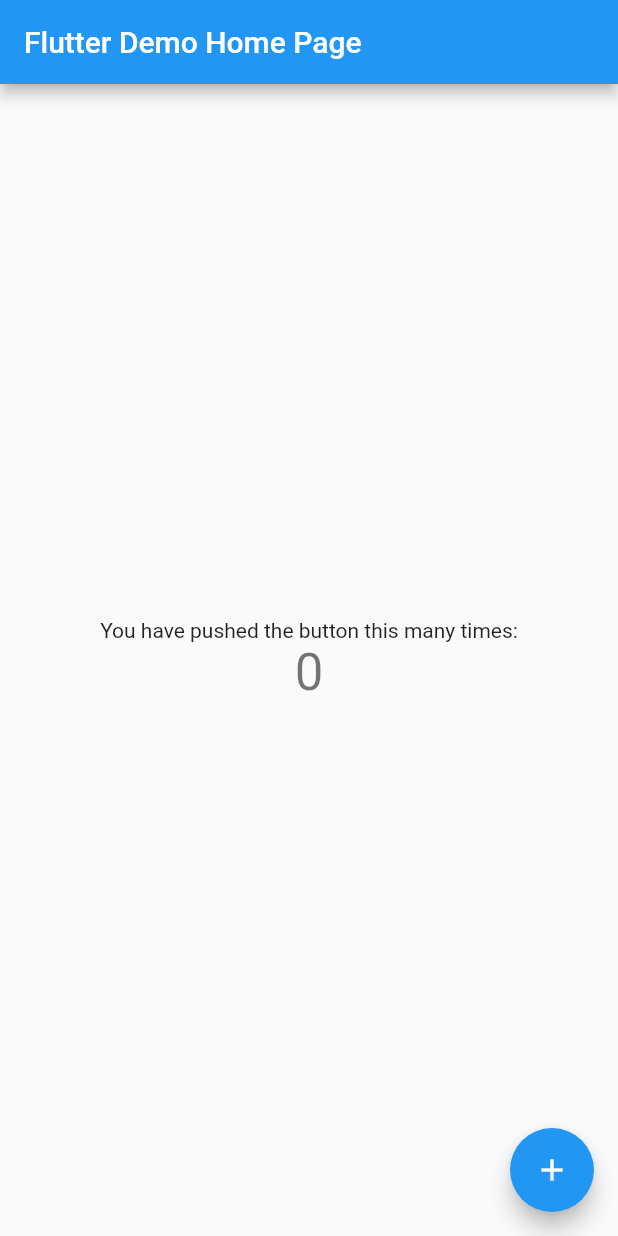
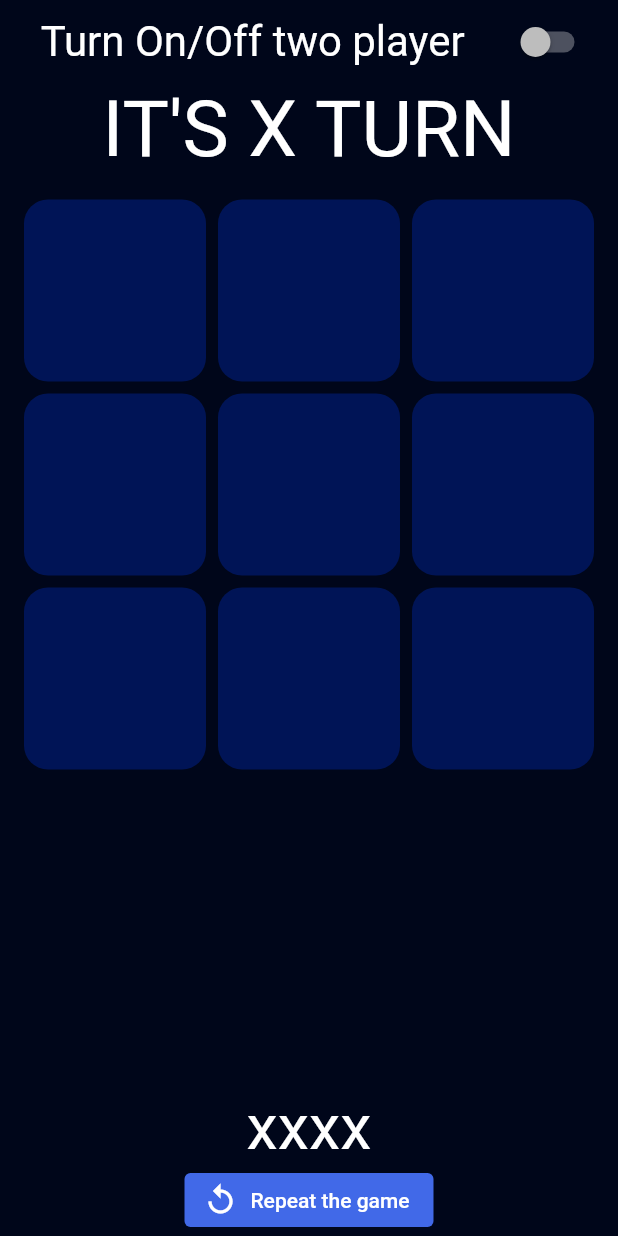
Before and after one commit to yacmic/ticTac, a Flutter app: the screen it shows after launch, on a phone screen of 412 x 824 dp. Run offline on Flutter 3.47's test engine with Material 2 defaults, Android fonts, the phone set to English and light mode, and no system bars.

```diff
--- a/analysis_options.yaml
+++ b/analysis_options.yaml
@@ -22,8 +22,8 @@ linter:
   # `// ignore_for_file: name_of_lint` syntax on the line or in the file
   # producing the lint.
   rules:
-    # avoid_print: false  # Uncomment to disable the `avoid_print` rule
-    # prefer_single_quotes: true  # Uncomment to enable the `prefer_single_quotes` rule
-
+    avoid_print: false  # Uncomment to disable the `avoid_print` rule
+    prefer_single_quotes: true  # Uncomment to enable the `prefer_single_quotes` rule
+    curly_braces_in_flow_control_structures: false
 # Additional information about this file can be found at
 # https://dart.dev/guides/language/analysis-options
--- /dev/null
+++ b/lib/game_logic.dart
@@ -0,0 +1,34 @@
+import 'dart:math';
+
+class Player {
+  static const x = 'X';
+  static const o = 'O';
+
+  static List playerX = [];
+  static List playerO = [];
+}
+
+class Game {
+  void playGame(int index, String activePlayer) {
+    if (activePlayer == 'X')
+      Player.playerX.add(index);
+    else
+      Player.playerO.add(index);
+  }
+
+  checkWinner() {}
+
+  Future<void> autoPlay(activePlayer) async {
+    int index = 0;
+    List<int> emptyCells = [];
+    for (var i = 0; i < 9; i++) {
+      if (!(Player.playerX.contains(i) || Player.playerO.contains(i)))
+        emptyCells.add(i);
+    }
+    Random random = Random();
+    int randomIndex = random.nextInt(emptyCells.length);
+
+    index = emptyCells[randomIndex];
+    playGame(index, activePlayer);
+  }
+}
--- /dev/null
+++ b/lib/home_screen.dart
@@ -0,0 +1,137 @@
+import 'package:flutter/material.dart';
+
+import 'game_logic.dart';
+
+class HomePage extends StatefulWidget {
+  const HomePage({Key? key}) : super(key: key);
+
+  @override
+  _HomePageState createState() => _HomePageState();
+}
+
+class _HomePageState extends State<HomePage> {
+  String activePlayer = 'X';
+  bool gameOver = false;
+  int turn = 0;
+  String result = 'xxxx';
+  Game game = Game();
+  bool isSwitched = false;
+
+  @override
+  Widget build(BuildContext context) {
+    return Scaffold(
+      backgroundColor: Theme.of(context).primaryColor,
+      body: SafeArea(
+        child: Column(
+          children: [
+            SwitchListTile(
+                title: const Text(
+                  'Turn On/Off two player',
+                  style: TextStyle(
+                    color: Colors.white,
+                    fontSize: 28,
+                  ),
+                  textAlign: TextAlign.center,
+                ),
+                value: isSwitched,
+                onChanged: (bool newValue) {
+                  setState(() {
+                    isSwitched = newValue;
+                  });
+                }),
+            Text(
+              'It\'s $activePlayer turn'.toUpperCase(),
+              style: const TextStyle(
+                color: Colors.white,
+                fontSize: 52,
+              ),
+              textAlign: TextAlign.center,
+            ),
+            Expanded(
+              child: GridView.count(
+                padding: const EdgeInsets.all(16),
+                mainAxisSpacing: 8.0,
+                crossAxisSpacing: 8.0,
+                childAspectRatio: 1.0,
+                crossAxisCount: 3,
+                children: List.generate(
+                    9,
+                    (index) => InkWell(
+                          borderRadius: BorderRadius.circular(16),
+                          onTap: gameOver ? null : () => _onTap(index),
+                          child: Container(
+                            //margin: EdgeInsets.all(3),
+                            decoration: BoxDecoration(
+                              color: Theme.of(context).shadowColor,
+                              borderRadius: BorderRadius.circular(16),
+                            ),
+                            child: Center(
+                              child: Text(
+                                Player.playerX.contains(index)
+                                    ? 'X'
+                                    : Player.playerO.contains(index)
+                                        ? 'O'
+                                        : '',
+                                style: TextStyle(
+                                  color: Player.playerX.contains(index)
+                                      ? Colors.blue
+                                      : Colors.pink,
+                                  fontSize: 32,
+                                ),
+                              ),
+                            ),
+                          ),
+                        )),
+              ),
+            ),
+            Text(
+              result,
+              style: const TextStyle(
+                color: Colors.white,
+                fontSize: 42,
+              ),
+              textAlign: TextAlign.center,
+            ),
+            ElevatedButton.icon(
+              onPressed: () {
+                setState(() {
+                  Player.playerX.clear();
+                  Player.playerO.clear();
+                  activePlayer = 'X';
+                  gameOver = false;
+                  turn = 0;
+                  result = '';
+                });
+              },
+              icon: const Icon(Icons.replay),
+              label: const Text('Repeat the game'),
+              style: ButtonStyle(
+                backgroundColor:
+                    MaterialStateProperty.all(Theme.of(context).splashColor),
+              ),
+            )
+          ],
+        ),
+      ),
+    );
+  }
+
+  _onTap(int index) async {
+    if ((Player.playerX.isEmpty || !Player.playerX.contains(index)) &&
+        (Player.playerO.isEmpty || !Player.playerO.contains(index))) {
+      game.playGame(index, activePlayer);
+
+      updateState();
+      if (!isSwitched && !gameOver) {
+        await game.autoPlay(activePlayer);
+        updateState();
+      }
+    }
+  }
+
+  void updateState() {
+    setState(() {
+      activePlayer = activePlayer == 'X' ? 'O' : 'X';
+    });
+  }
+}
--- a/lib/main.dart
+++ b/lib/main.dart
@@ -1,4 +1,6 @@
 import 'package:flutter/material.dart';
+
+import 'home_screen.dart';
 
 void main() {
   runApp(const MyApp());
@@ -10,58 +12,16 @@ class MyApp extends StatelessWidget {
   @override
   Widget build(BuildContext context) {
     return MaterialApp(
-      title: 'Flutter Demo',
+      debugShowCheckedModeBanner: false,
+      title: 'Tic X Tac',
       theme: ThemeData(
+        brightness: Brightness.dark,
         primarySwatch: Colors.blue,
+        primaryColor: const Color(0xFF00061a),
+        shadowColor: const Color(0xFF001456),
+        splashColor: const Color(0xFF4169e8),
       ),
-      home: const MyHomePage(title: 'Flutter Demo Home Page'),
+      home: const HomePage(),
     );
   }
 }
-
-class MyHomePage extends StatefulWidget {
-  const MyHomePage({Key? key, required this.title}) : super(key: key);
-
-  final String title;
-
-  @override
-  State<MyHomePage> createState() => _MyHomePageState();
-}
-
-class _MyHomePageState extends State<MyHomePage> {
-  int _counter = 0;
-
-  void _incrementCounter() {
-    setState(() {
-      _counter++;
-    });
-  }
-
-  @override
-  Widget build(BuildContext context) {
-    return Scaffold(
-      appBar: AppBar(
-        title: Text(widget.title),
-      ),
-      body: Center(
-        child: Column(
-          mainAxisAlignment: MainAxisAlignment.center,
-          children: <Widget>[
-            const Text(
-              'You have pushed the button this many times:',
-            ),
-            Text(
-              '$_counter',
-              style: Theme.of(context).textTheme.headline4,
-            ),
-          ],
-        ),
-      ),
-      floatingActionButton: FloatingActionButton(
-        onPressed: _incrementCounter,
-        tooltip: 'Increment',
-        child: const Icon(Icons.add),
-      ),
-    );
-  }
-}
```
